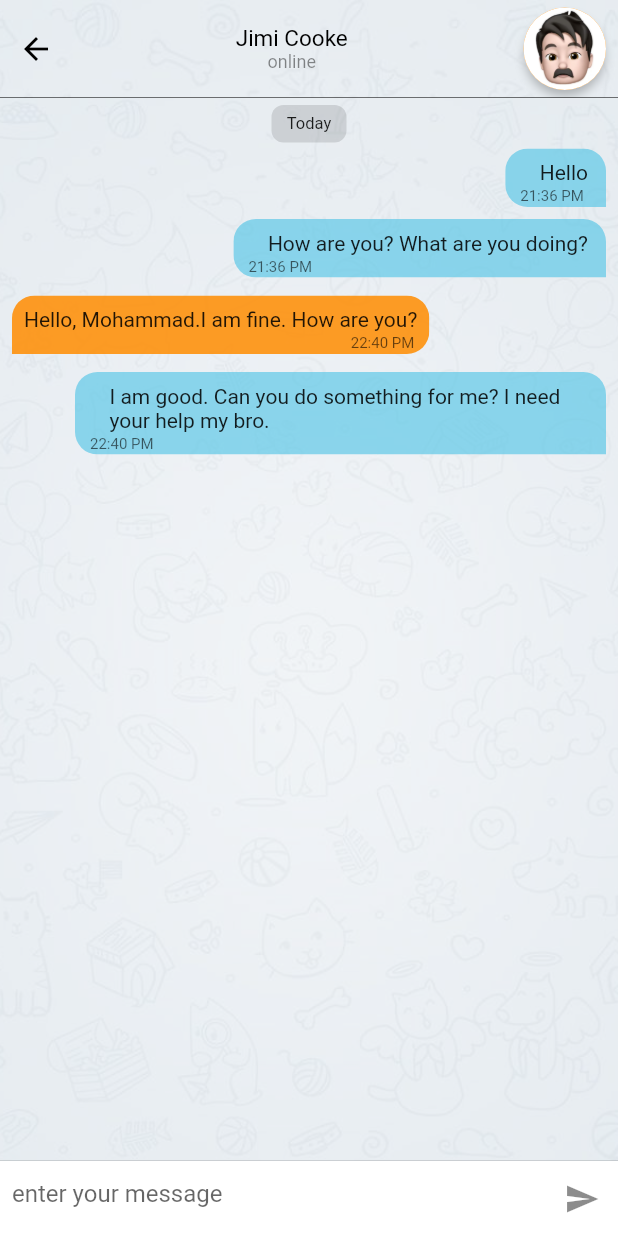
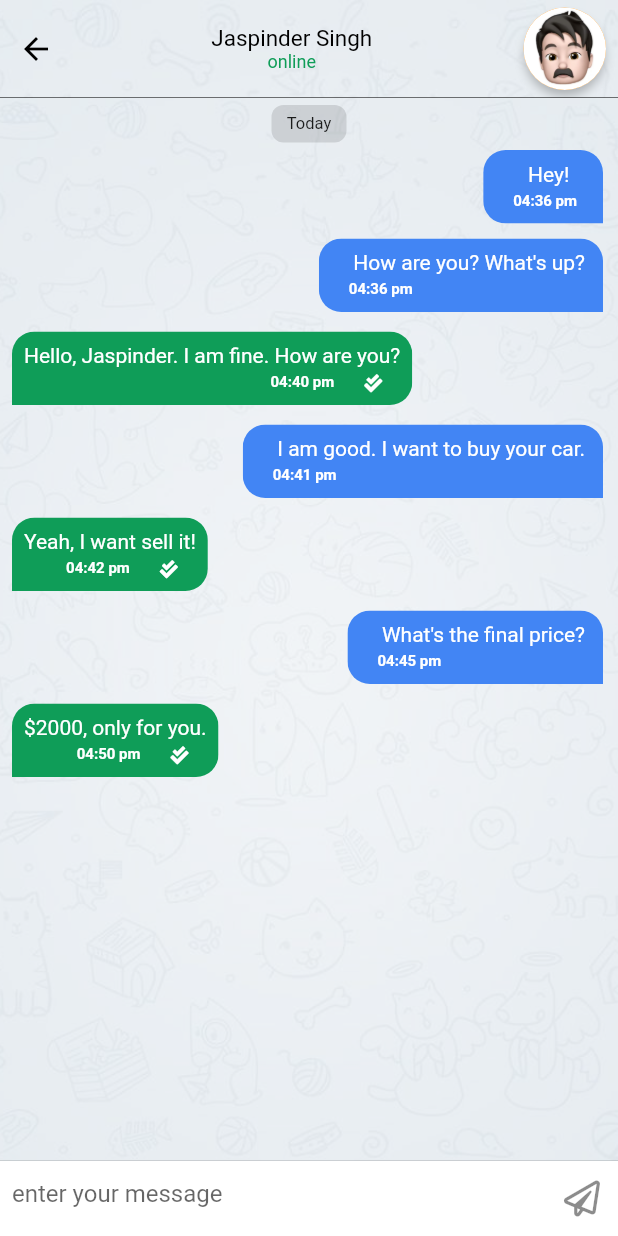
Before and after one commit to DineshRajput21/buyAndsell-Flutter, a Flutter app: the ChatScreen screen opened directly, after a tap on "Jaspinder Singh", on a phone screen of 412 x 824 dp. Run offline on Flutter 3.47's test engine with Material 2 defaults, Android fonts, the phone set to English and light mode, and no system bars; our stand-ins replace bottom_navy_bar, carousel_pro, flutter_slidable, font_awesome_flutter, shimmer; missing offline and left inert: flip_panel.

Commit message:
added login and signup screens

```diff
--- a/lib/routes.dart
+++ b/lib/routes.dart
@@ -1,5 +1,6 @@
 
 import 'package:BuyAndSell/screens/exploreScreens/freshAds/FreshAdsScreen.dart';
+import 'package:BuyAndSell/screens/onBoarding/login/Login.dart';
 import 'package:BuyAndSell/screens/settings/screens/Help.dart';
 import 'package:flutter/material.dart';
 
@@ -7,19 +8,23 @@ import 'screens/splash/Splash.dart';
 import 'screens/bottomTabBar/Tabs.dart';
 import 'screens/exploreScreens/categories/Categories.dart';
 import 'screens/exploreScreens/adsDetails/AdsDetails.dart';
+import 'screens/onBoarding/signup/Signup.dart';
 
 class Routes {
   Routes._();
   static const String splash = '/splash';
   static const String login = '/login';
+  static const String signup = '/signup';
   static const String tabs = '/tabs';
   static const String categories = '/categories';
   static const String adsDetails = '/adsDetails';
   static const String help = '/help';
   static const String freshAds = '/freshAds';
 
-  static final routes = <String, WidgetBuilder>{
+  static final routes = <String, WidgetBuilder> {
     splash: (BuildContext context) => SplashScreen(),
+    signup: (BuildContext context) => Signup(),
+    login: (BuildContext context) => LoginScreen(),
     tabs: (BuildContext context) => Tabs(),
     categories: (BuildContext context) => CategoriesScreen(),
     adsDetails: (BuildContext context) => AdsDetailScreen(),
--- a/lib/screens/splash/Splash.dart
+++ b/lib/screens/splash/Splash.dart
@@ -29,6 +29,7 @@ class _SplashScreenState extends State<SplashScreen> {
     return Timer(_duration, navigate);
   }
   navigate() async {
-      Navigator.of(context).pushReplacementNamed(Routes.tabs);
+      // Navigator.of(context).pushReplacementNamed(Routes.tabs);
+      Navigator.of(context).pushReplacementNamed(Routes.login);
   }
 }
--- a/lib/screens/tabScreens/chat/Chat.dart
+++ b/lib/screens/tabScreens/chat/Chat.dart
@@ -15,36 +15,65 @@ class _ChatListPageViewState extends State<ChatScreen> {
   @override
   void initState() {
     super.initState();
-
-    // Future.delayed(const Duration(seconds: 1), () {
-    //   setState(() {
-    //     isLoading = false;
-    //   });
-    // });
   }
 
   @override
   Widget build(BuildContext context) {
-    if (isLoading == true) {
-      return Loading();
-    } else {
-      return Container(
+    return Material(
       child: Scaffold(
-          // backgroundColor: myColors.blue,
-          // appBar: AppBar(
-          //   elevation: 0,
-          //   iconTheme: IconThemeData(
-          //     color: Colors.white,
-          //   ),
-          //   centerTitle: true,
-          //   title: Text(
-          //     'chats',
-          //     style: TextStyle(color: Colors.white, fontSize: 18),
-          //   ),
-          // ),
-          body: Container(
-            child: Container(
-              padding: EdgeInsets.only(top: 20),
+        body: DefaultTabController(
+          length: 2,
+          child: NestedScrollView(
+            headerSliverBuilder:
+                (BuildContext context, bool innerBoxIsScrolled) {
+              return <Widget>[
+                SliverOverlapAbsorber(
+                  handle: NestedScrollView.sliverOverlapAbsorberHandleFor(context),
+                  child:
+                SliverSafeArea(
+                  top: false,
+                  sliver: SliverAppBar(
+                    backgroundColor: Colors.white,
+                    centerTitle: true,
+                    title: Text(
+                      'CHATS',
+                      style: TextStyle(
+                        color: Colors.black,
+                      ),
+                    ),
+                    floating: true,
+                    pinned: true,
+                    snap: true,
+                    primary: true,
+                    forceElevated: innerBoxIsScrolled,
+                    bottom: TabBar(tabs: <Widget>[
+                      Padding(
+                        padding: EdgeInsets.only(bottom: 10),
+                        child: Text(
+                          'BUYING',
+                          style: TextStyle(
+                            color: Colors.black,
+                          ),
+                        ),
+                      ),
+                      Padding(
+                        padding: EdgeInsets.only(bottom: 10),
+                        child: Text(
+                          'SELLING',
+                          style: TextStyle(
+                            color: Colors.black,
+                          ),
+                        ),
+                      ),
+                    ]),
+                  ),
+                  ),
+                ),
+              ];
+            },
+            body: TabBarView(
+              children: <Widget>[
+                Container(
                   decoration: BoxDecoration(
                       color: myColors.backGround,
                       borderRadius: BorderRadius.only(
@@ -146,9 +175,12 @@ class _ChatListPageViewState extends State<ChatScreen> {
                     ],
                   ),
                 ),
+                Text('No data')
+              ],
+            ),
+          ),
         ),
       ),
     );
   }
 }
-}
--- a/lib/screens/tabScreens/chat/ChatPageView.dart
+++ b/lib/screens/tabScreens/chat/ChatPageView.dart
@@ -1,4 +1,6 @@
+import 'package:BuyAndSell/constants/AppColors.dart';
 import 'package:flutter/material.dart';
+import 'package:font_awesome_flutter/font_awesome_flutter.dart';
 import './widgets/Colors.dart' as myColors;
 import './widgets/ReceivedMessageWidget.dart';
 import './widgets/SendedMessageWidget.dart';
@@ -43,32 +45,58 @@ class _ChatPageViewState extends State<ChatPageView> {
     childList.add(Align(
       alignment: Alignment(1, 0),
       child: SendedMessageWidget(
-        content: 'Hello',
-        time: '21:36 PM',
+        content: '  Hey!   ',
+        time: '04:36 pm',
       ),
     ));
     childList.add(Align(
       alignment: Alignment(1, 0),
       child: SendedMessageWidget(
-        content: 'How are you? What are you doing?',
-        time: '21:36 PM',
+        content: "How are you? What's up?",
+        time: '04:36 pm',
       ),
     ));
-    childList.add(Align(
+    childList.add(
+      Align(
         alignment: Alignment(-1, 0),
         child: ReceivedMessageWidget(
-        content: 'Hello, Mohammad.I am fine. How are you?',
-        time: '22:40 PM',
+          content: 'Hello, Jaspinder. I am fine. How are you?',
+          time: '04:40 pm',
         ),
-    ));
+      ),
+    );
     childList.add(Align(
       alignment: Alignment(1, 0),
       child: SendedMessageWidget(
-        content:
-            'I am good. Can you do something for me? I need your help my bro.',
-        time: '22:40 PM',
+        content: 'I am good. I want to buy your car.',
+        time: '04:41 pm',
       ),
     ));
+    childList.add(
+      Align(
+        alignment: Alignment(-1, 0),
+        child: ReceivedMessageWidget(
+          content: 'Yeah, I want sell it!',
+          time: '04:42 pm',
+        ),
+      ),
+    );
+    childList.add(Align(
+      alignment: Alignment(1, 0),
+      child: SendedMessageWidget(
+        content: "What's the final price?",
+        time: '04:45 pm',
+      ),
+    ));
+    childList.add(
+      Align(
+        alignment: Alignment(-1, 0),
+        child: ReceivedMessageWidget(
+          content: "\$2000, only for you.",
+          time: '04:50 pm',
+        ),
+      ),
+    );
   }
 
   @override
@@ -83,8 +111,7 @@ class _ChatPageViewState extends State<ChatPageView> {
         child: Container(
           decoration: BoxDecoration(
             image: DecorationImage(
-                            image: AssetImage(
-                                "assets/images/chat-background-1.jpg"),
+                image: AssetImage("assets/images/chat-background-1.jpg"),
                 fit: BoxFit.cover,
                 colorFilter: ColorFilter.linearToSrgbGamma()),
           ),
@@ -117,12 +144,14 @@ class _ChatPageViewState extends State<ChatPageView> {
                             mainAxisAlignment: MainAxisAlignment.center,
                             children: <Widget>[
                               Text(
-                                widget.username ?? "Jimi Cooke",
-                                style: TextStyle(color: Colors.black, fontSize: 15),
+                                widget.username ?? "Jaspinder Singh",
+                                style: TextStyle(
+                                    color: Colors.black, fontSize: 15),
                               ),
                               Text(
                                 "online",
-                                style: TextStyle(color: Colors.black45, fontSize: 12),
+                                style: TextStyle(
+                                    color: AppColors.GreenDark, fontSize: 12),
                               ),
                             ],
                           ),
@@ -201,7 +230,7 @@ class _ChatPageViewState extends State<ChatPageView> {
                         decoration: InputDecoration(
                           // contentPadding: const EdgeInsets.symmetric(horizontal: 5.0),
                           suffixIcon: IconButton(
-                            icon: Icon(Icons.send),
+                            icon: Icon(FontAwesomeIcons.paperPlane),
                             onPressed: () {},
                           ),
                           border: InputBorder.none,
--- a/lib/screens/tabScreens/chat/widgets/ReceivedMessageWidget.dart
+++ b/lib/screens/tabScreens/chat/widgets/ReceivedMessageWidget.dart
@@ -1,4 +1,6 @@
+import 'package:BuyAndSell/constants/AppColors.dart';
 import 'package:flutter/material.dart';
+import 'package:font_awesome_flutter/font_awesome_flutter.dart';
 import './Colors.dart' as myColors;
 
 class ReceivedMessageWidget extends StatelessWidget {
@@ -23,22 +25,34 @@ class ReceivedMessageWidget extends StatelessWidget {
             topLeft: Radius.circular(15),
             topRight: Radius.circular(15)),
         child: Container(
-          color: myColors.orange[700],
+          color: AppColors.GreenDark,
           child: Stack(children: <Widget>[
             Padding(
-              padding: const EdgeInsets.only(right: 8.0, left: 8.0, top: 8.0, bottom: 15.0),
+              padding: const EdgeInsets.only(
+                  right: 8.0, left: 8.0, top: 8.0, bottom: 25.0),
               child: Text(
                 content,
+                style: TextStyle(color: Colors.white),
               ),
             ),
             Positioned(
-              bottom: 1,
-              right: 10,
-              child: Text(
-                time,
-                style: TextStyle(
-                    fontSize: 10, color: Colors.black.withOpacity(0.6)),
-              ),
+              bottom: 4,
+              right: 15,
+              child: Padding(
+                  padding: EdgeInsets.all(5),
+                  child: Row(
+                    children: <Widget>[
+                      Text(
+                        time,
+                        style: TextStyle(
+                            fontSize: 10,
+                            color: Colors.white,
+                            fontWeight: FontWeight.bold),
+                      ),
+                      Padding(padding: EdgeInsets.only(left:20)),
+                      Icon(FontAwesomeIcons.checkDouble, size: 12, color: Colors.white,)
+                    ],
+                  )),
             )
           ]),
         ),
--- a/lib/screens/tabScreens/chat/widgets/SendedMessageWidget.dart
+++ b/lib/screens/tabScreens/chat/widgets/SendedMessageWidget.dart
@@ -1,3 +1,4 @@
+import 'package:BuyAndSell/constants/AppColors.dart';
 import 'package:flutter/material.dart';
 import './Colors.dart' as myColors;
 
@@ -15,7 +16,7 @@ class SendedMessageWidget extends StatelessWidget {
     return Container(
       child: Padding(
         padding: const EdgeInsets.only(
-            right: 8.0, left: 50.0, top: 4.0, bottom: 4.0),
+            right: 10.0, left: 50.0, top: 5.0, bottom: 5.0),
         child: ClipRRect(
           borderRadius: BorderRadius.only(
               bottomLeft: Radius.circular(15),
@@ -23,24 +24,31 @@ class SendedMessageWidget extends StatelessWidget {
               topLeft: Radius.circular(15),
               topRight: Radius.circular(15)),
           child: Container(
-            color: myColors.blue[500],
-            // margin: const EdgeInsets.only(left: 10.0),
+            color: AppColors.BlueDark,
+            // margin: const EdgeInsets.only(left: 10.0, bottom: 10.0),
             child: Stack(children: <Widget>[
               Padding(
-                padding: const EdgeInsets.only(right: 12.0, left: 23.0, top: 8.0, bottom: 15.0),
+                padding: const EdgeInsets.only(
+                    right: 12.0, left: 23.0, top: 8.0, bottom: 25.0),
                 child: Text(
                   content,
+                  style: TextStyle(color: Colors.white),
                 ),
               ),
               Positioned(
-                bottom: 1,
-                left: 10,
-                child: Text(
-                  time,
-                  style: TextStyle(
-                      fontSize: 10, color: Colors.black.withOpacity(0.6)),
+                bottom: 4,
+                left: 15,
+                child: Padding(
+                  padding: EdgeInsets.all(5),
+                  child: Text(
+                    time,
+                    style: TextStyle(
+                        fontSize: 10,
+                        color: Colors.white,
+                        fontWeight: FontWeight.bold),
+                  ),
                 ),
-              )
+              ),
             ]),
           ),
         ),
```
Also changed, not shown: lib/screens/onBoarding/login/Login.dart (+166 -0 lines), lib/screens/onBoarding/signup/Signup.dart (+186 -0 lines). Lines whose indentation alone changed are shown as unchanged.
